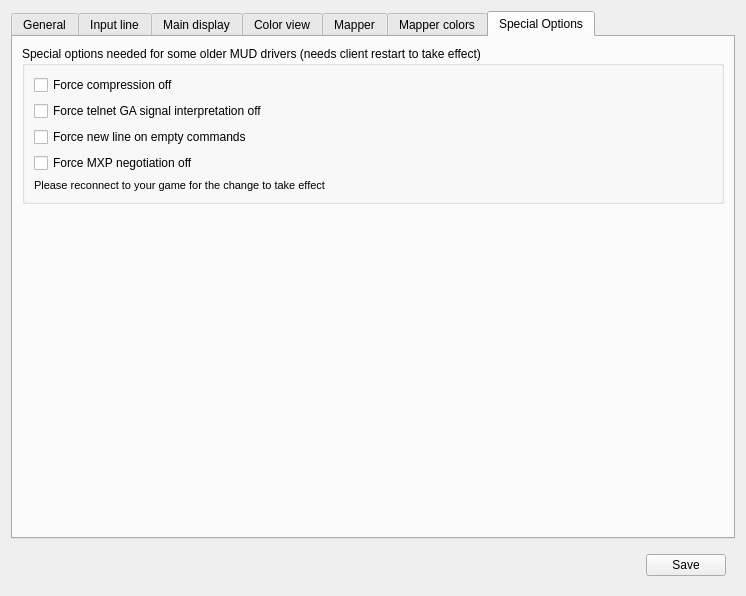
Mudlet/Mudlet, file src/ui/profile_preferences.ui: the form before one commit.
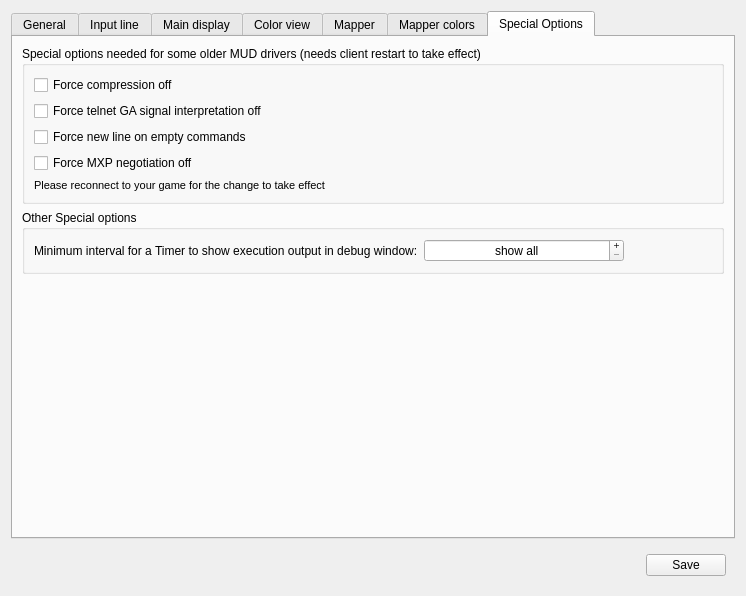
The form after the commit. The open tabs and pages were chosen to show the change. Icons and pictures are not drawn.

Commit message: Bugfix/Enhance:  Suppress debug output from short interval timers

What changed in the file:
```diff
--- a/src/ui/profile_preferences.ui
+++ b/src/ui/profile_preferences.ui
@@ -1810,19 +1810,6 @@
        <string>Special Options</string>
       </attribute>
       <layout class="QGridLayout" name="gridLayout_7">
-       <item row="1" column="0">
-        <spacer name="verticalSpacer_6">
-         <property name="orientation">
-          <enum>Qt::Vertical</enum>
-         </property>
-         <property name="sizeHint" stdset="0">
-          <size>
-           <width>20</width>
-           <height>40</height>
-          </size>
-         </property>
-        </spacer>
-       </item>
        <item row="0" column="0">
         <widget class="QGroupBox" name="groupBox_7">
          <property name="title">
@@ -1888,6 +1875,66 @@
          </layout>
         </widget>
        </item>
+       <item row="2" column="0">
+        <spacer name="verticalSpacer_6">
+         <property name="orientation">
+          <enum>Qt::Vertical</enum>
+         </property>
+         <property name="sizeHint" stdset="0">
+          <size>
+           <width>20</width>
+           <height>40</height>
+          </size>
+         </property>
+        </spacer>
+       </item>
+       <item row="1" column="0">
+        <widget class="QGroupBox" name="groupBox_Debug">
+         <property name="title">
+          <string>Other Special options</string>
+         </property>
+         <layout class="QFormLayout" name="formLayout">
+          <item row="0" column="0">
+           <widget class="QLabel" name="label_timerDebugOutputMinimumInterval">
+            <property name="text">
+             <string>Minimum interval for a Timer to show execution output in debug window:</string>
+            </property>
+           </widget>
+          </item>
+          <item row="0" column="1">
+           <widget class="QTimeEdit" name="timeEdit_timerDebugOutputMinimumInterval">
+            <property name="maximumSize">
+             <size>
+              <width>200</width>
+              <height>16777215</height>
+             </size>
+            </property>
+            <property name="alignment">
+             <set>Qt::AlignCenter</set>
+            </property>
+            <property name="buttonSymbols">
+             <enum>QAbstractSpinBox::PlusMinus</enum>
+            </property>
+            <property name="specialValueText">
+             <string>show all</string>
+            </property>
+            <property name="accelerated">
+             <bool>true</bool>
+            </property>
+            <property name="showGroupSeparator" stdset="0">
+             <bool>true</bool>
+            </property>
+            <property name="currentSection">
+             <enum>QDateTimeEdit::HourSection</enum>
+            </property>
+            <property name="displayFormat">
+             <string notr="true">h:mm:ss.zzz</string>
+            </property>
+           </widget>
+          </item>
+         </layout>
+        </widget>
+       </item>
       </layout>
      </widget>
     </widget>
```
The commit also changes 3 other files.
